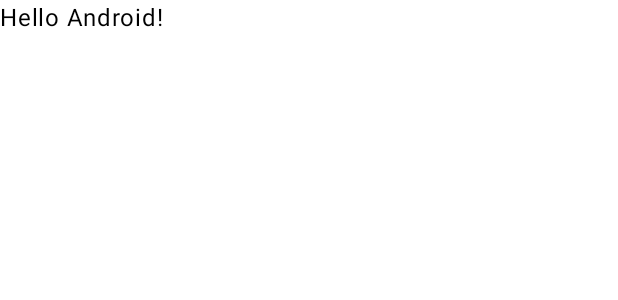
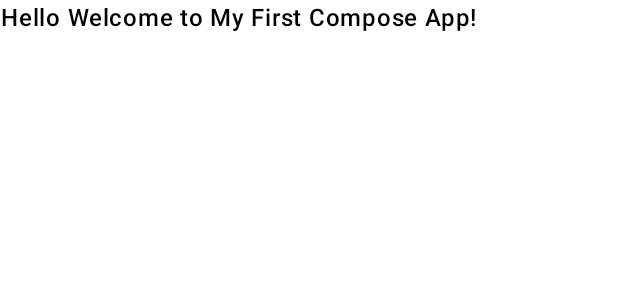
Before and after one commit to Maddumage/android-compose-basic-code-lab, an Android app built with Jetpack Compose: the @Preview function GreetingPreview, on a phone screen of 412 x 824 dp. Shown: the top 300 px of the screen. Run offline under Robolectric (Android 15) with nearby library versions, the phone set to English and light mode, and no system bars.

Commit message:
initial commit
Signed-off-by: Roshan Maddumage <uomroshan@gmail.com>

```diff
--- a/app/src/main/java/com/maddumage/composebasiccodelab/MainActivity.kt
+++ b/app/src/main/java/com/maddumage/composebasiccodelab/MainActivity.kt
@@ -11,6 +11,9 @@ import androidx.compose.material3.Text
 import androidx.compose.runtime.Composable
 import androidx.compose.ui.Modifier
 import androidx.compose.ui.graphics.Color
+import androidx.compose.ui.text.font.FontStyle
+import androidx.compose.ui.text.font.FontWeight
+import androidx.compose.ui.text.style.TextAlign
 import androidx.compose.ui.tooling.preview.Preview
 import com.maddumage.composebasiccodelab.ui.theme.ComposeBasicCodelabTheme
 
@@ -22,7 +25,7 @@ class MainActivity : ComponentActivity() {
             ComposeBasicCodelabTheme {
                 Scaffold(modifier = Modifier.fillMaxSize(), containerColor = Color.White) { innerPadding ->
                     Greeting(
-                        name = "Android",
+                        name = "Welcome to My First Compose App",
                         modifier = Modifier.padding(innerPadding)
                     )
                 }
@@ -35,7 +38,10 @@ class MainActivity : ComponentActivity() {
 fun Greeting(name: String, modifier: Modifier = Modifier) {
     Text(
         text = "Hello $name!",
-        modifier = modifier
+        modifier = modifier,
+        textAlign = TextAlign.Center,
+        fontStyle = FontStyle.Normal,
+        fontWeight = FontWeight(600)
     )
 }
 
@@ -43,6 +49,6 @@ fun Greeting(name: String, modifier: Modifier = Modifier) {
 @Composable
 fun GreetingPreview() {
     ComposeBasicCodelabTheme {
-        Greeting("Android")
+        Greeting("Welcome to My First Compose App")
     }
 }
```
